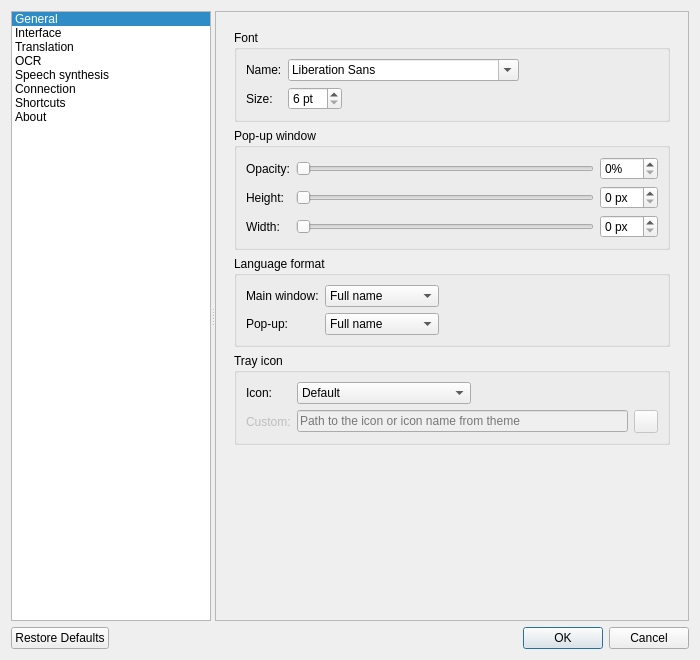
Before: the Qt Designer form src/settings/settingsdialog.ui in crow-translate/crow-translate, drawn with Qt 5.
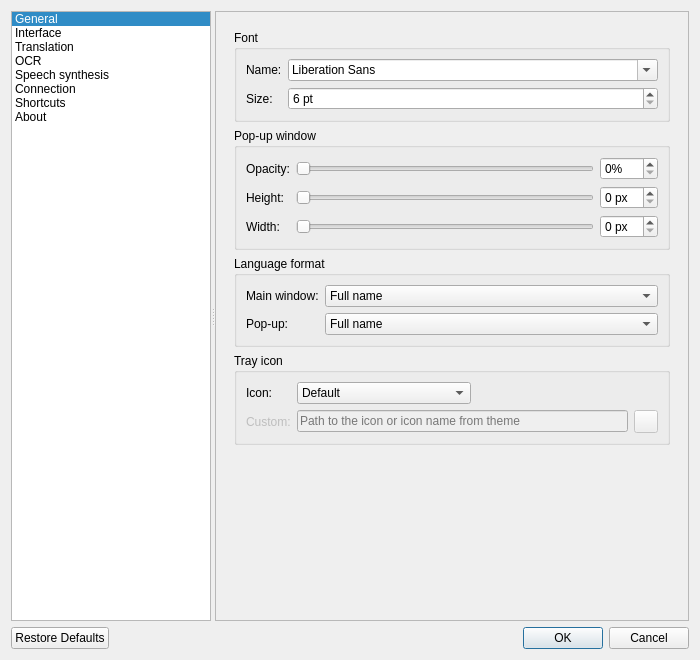
After: the same form once the commit is applied. The open tabs and pages were chosen to show the change. Icons and pictures are not drawn. Custom widgets are drawn as their Qt base class.

Commit message: Prefer QFormLayout in settings

Diff of the .ui file:
```diff
--- a/src/settings/settingsdialog.ui
+++ b/src/settings/settingsdialog.ui
@@ -325,33 +325,7 @@
               <property name="title">
                <string>Font</string>
               </property>
-              <layout class="QGridLayout" name="gridLayout_3">
-               <item row="1" column="1">
-                <widget class="QSpinBox" name="fontSizeSpinBox">
-                 <property name="sizePolicy">
-                  <sizepolicy hsizetype="Maximum" vsizetype="Fixed">
-                   <horstretch>0</horstretch>
-                   <verstretch>0</verstretch>
-                  </sizepolicy>
-                 </property>
-                 <property name="toolTip">
-                  <string>&lt;html&gt;&lt;head/&gt;&lt;body&gt;&lt;p&gt;Font size of translation and source text&lt;/p&gt;&lt;/body&gt;&lt;/html&gt;</string>
-                 </property>
-                 <property name="suffix">
-                  <string notr="true"> pt</string>
-                 </property>
-                 <property name="minimum">
-                  <number>6</number>
-                 </property>
-                </widget>
-               </item>
-               <item row="1" column="0">
-                <widget class="QLabel" name="fontSizeLabel">
-                 <property name="text">
-                  <string>Size:</string>
-                 </property>
-                </widget>
-               </item>
+              <layout class="QFormLayout" name="formLayout_2">
                <item row="0" column="0">
                 <widget class="QLabel" name="fontNameLabel">
                  <property name="text">
@@ -366,18 +340,25 @@
                  </property>
                 </widget>
                </item>
-               <item row="0" column="2">
-                <spacer name="fontSpacer">
-                 <property name="orientation">
-                  <enum>Qt::Horizontal</enum>
+               <item row="1" column="0">
+                <widget class="QLabel" name="fontSizeLabel">
+                 <property name="text">
+                  <string>Size:</string>
                  </property>
-                 <property name="sizeHint" stdset="0">
-                  <size>
-                   <width>40</width>
-                   <height>20</height>
-                  </size>
+                </widget>
+               </item>
+               <item row="1" column="1">
+                <widget class="QSpinBox" name="fontSizeSpinBox">
+                 <property name="toolTip">
+                  <string>&lt;html&gt;&lt;head/&gt;&lt;body&gt;&lt;p&gt;Font size of translation and source text&lt;/p&gt;&lt;/body&gt;&lt;/html&gt;</string>
                  </property>
-                </spacer>
+                 <property name="suffix">
+                  <string notr="true"> pt</string>
+                 </property>
+                 <property name="minimum">
+                  <number>6</number>
+                 </property>
+                </widget>
                </item>
               </layout>
              </widget>
@@ -474,7 +455,7 @@
               <property name="title">
                <string>Language format</string>
               </property>
-              <layout class="QGridLayout" name="gridLayout_4">
+              <layout class="QFormLayout" name="formLayout_3">
                <item row="0" column="0">
                 <widget class="QLabel" name="mainWindowLanguageFormatLabel">
                  <property name="text">
@@ -482,8 +463,8 @@
                  </property>
                 </widget>
                </item>
-               <item row="1" column="1">
-                <widget class="QComboBox" name="popupLanguageFormatComboBox">
+               <item row="0" column="1">
+                <widget class="QComboBox" name="mainWindowLanguageFormatComboBox">
                  <property name="toolTip">
                   <string>&lt;html&gt;&lt;head/&gt;&lt;body&gt;&lt;p&gt;Languges text on buttons&lt;/p&gt;&lt;/body&gt;&lt;/html&gt;</string>
                  </property>
@@ -506,8 +487,8 @@
                  </property>
                 </widget>
                </item>
-               <item row="0" column="1">
-                <widget class="QComboBox" name="mainWindowLanguageFormatComboBox">
+               <item row="1" column="1">
+                <widget class="QComboBox" name="popupLanguageFormatComboBox">
                  <property name="toolTip">
                   <string>&lt;html&gt;&lt;head/&gt;&lt;body&gt;&lt;p&gt;Languges text on buttons&lt;/p&gt;&lt;/body&gt;&lt;/html&gt;</string>
                  </property>
@@ -523,19 +504,6 @@
                  </item>
                 </widget>
                </item>
-               <item row="0" column="2">
-                <spacer name="languageFormatSpacer">
-                 <property name="orientation">
-                  <enum>Qt::Horizontal</enum>
-                 </property>
-                 <property name="sizeHint" stdset="0">
-                  <size>
-                   <width>40</width>
-                   <height>20</height>
-                  </size>
-                 </property>
-                </spacer>
-               </item>
               </layout>
              </widget>
             </item>
```
Left out of the diff: 463 changed lines with no effect on the pictures.
